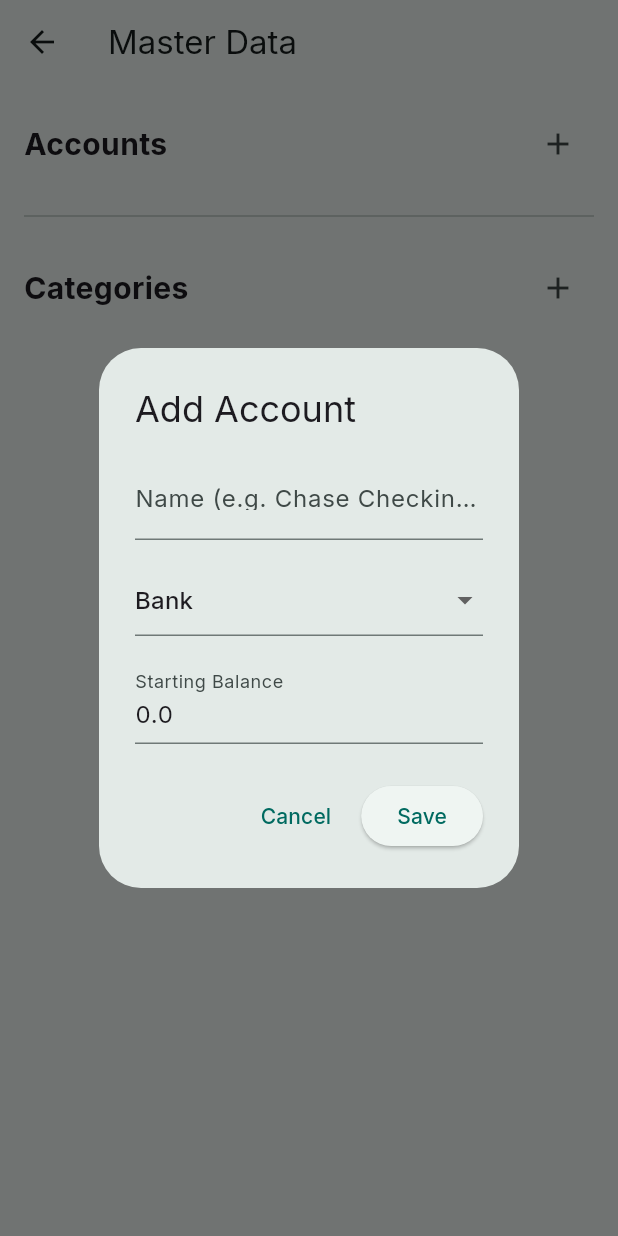
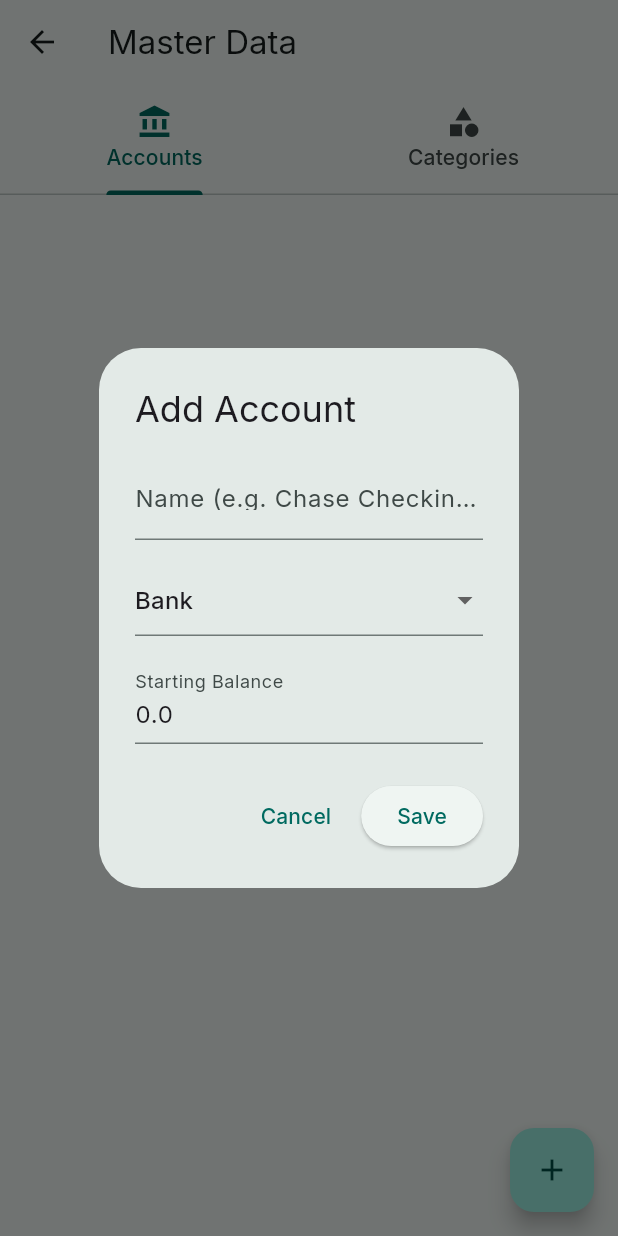
Before and after one commit to Veera1011/Vzha-TrackIt, a Flutter app: the MasterDataScreen screen opened directly, after a tap on the "add" icon, on a phone screen of 412 x 824 dp. Run offline on Flutter 3.47's test engine with Material 3 defaults, Android fonts, the phone set to English and light mode, and no system bars; our stand-ins replace fl_chart, flutter_riverpod, go_router, google_fonts, image_picker, local_auth and 4 more; missing offline and left inert: excel; accounts and stored records are empty.

Commit message:
12/05/2026

```diff
--- a/lib/features/dashboard/presentation/screens/dashboard_screen.dart
+++ b/lib/features/dashboard/presentation/screens/dashboard_screen.dart
@@ -51,7 +51,7 @@ class _DashboardScreenState extends ConsumerState<DashboardScreen> {
       const TransactionsScreen(),
       const InvestmentsScreen(),
       const MasterDataScreen(),
-      const LowCodeFormsScreen(),
+      // const LowCodeFormsScreen(),
     ];
 
     return Scaffold(
@@ -92,7 +92,7 @@ class _DashboardScreenState extends ConsumerState<DashboardScreen> {
           NavigationDestination(icon: Icon(Icons.receipt_long_outlined), selectedIcon: Icon(Icons.receipt_long), label: 'Transactions'),
           NavigationDestination(icon: Icon(Icons.trending_up_outlined), selectedIcon: Icon(Icons.trending_up), label: 'Investments'),
           NavigationDestination(icon: Icon(Icons.settings_outlined), selectedIcon: Icon(Icons.settings), label: 'Master Data'),
-          NavigationDestination(icon: Icon(Icons.dynamic_form_outlined), selectedIcon: Icon(Icons.dynamic_form), label: 'Apps'),
+          // NavigationDestination(icon: Icon(Icons.dynamic_form_outlined), selectedIcon: Icon(Icons.dynamic_form), label: 'Apps'),
         ],
       ),
     );
--- a/lib/features/master_data/presentation/screens/master_data_screen.dart
+++ b/lib/features/master_data/presentation/screens/master_data_screen.dart
@@ -124,50 +124,76 @@ class MasterDataScreen extends ConsumerWidget {
     final accountsAsync = ref.watch(accountsProvider);
     final categoriesAsync = ref.watch(categoriesProvider);
 
-    return Scaffold(
-      appBar: AppBar(title: const Text('Master Data')),
-      body: ListView(
-        padding: const EdgeInsets.all(16),
-        children: [
-          Row(
-            mainAxisAlignment: MainAxisAlignment.spaceBetween,
-            children: [
-              const Text('Accounts', style: TextStyle(fontSize: 20, fontWeight: FontWeight.bold)),
-              IconButton(icon: const Icon(Icons.add), onPressed: () => _addAccount(context, ref)),
+    return DefaultTabController(
+      length: 2,
+      child: Scaffold(
+        appBar: AppBar(
+          title: const Text('Master Data'),
+          bottom: const TabBar(
+            tabs: [
+              Tab(icon: Icon(Icons.account_balance), text: 'Accounts'),
+              Tab(icon: Icon(Icons.category), text: 'Categories'),
             ],
           ),
-          accountsAsync.when(
-            data: (accounts) => Column(
-              children: accounts.map((a) => ListTile(
+        ),
+        body: TabBarView(
+          children: [
+            // Accounts Tab
+            RefreshIndicator(
+              onRefresh: () async => ref.invalidate(accountsProvider),
+              child: accountsAsync.when(
+                data: (accounts) => ListView.builder(
+                  padding: const EdgeInsets.all(16),
+                  itemCount: accounts.length,
+                  itemBuilder: (context, index) {
+                    final a = accounts[index];
+                    return ListTile(
                       leading: const Icon(Icons.account_balance),
                       title: Text(a.name),
                       subtitle: Text(a.type),
                       trailing: Text('\$${a.balance}'),
-              )).toList(),
+                    );
+                  },
                 ),
-            loading: () => const CircularProgressIndicator(),
-            error: (e, s) => Text('Error: $e'),
+                loading: () => const Center(child: CircularProgressIndicator()),
+                error: (e, s) => Center(child: Text('Error: $e')),
               ),
-          const Divider(height: 48),
-          Row(
-            mainAxisAlignment: MainAxisAlignment.spaceBetween,
-            children: [
-              const Text('Categories', style: TextStyle(fontSize: 20, fontWeight: FontWeight.bold)),
-              IconButton(icon: const Icon(Icons.add), onPressed: () => _addCategory(context, ref)),
-            ],
             ),
-          categoriesAsync.when(
-            data: (categories) => Column(
-              children: categories.map((c) => ListTile(
+            // Categories Tab
+            RefreshIndicator(
+              onRefresh: () async => ref.invalidate(categoriesProvider),
+              child: categoriesAsync.when(
+                data: (categories) => ListView.builder(
+                  padding: const EdgeInsets.all(16),
+                  itemCount: categories.length,
+                  itemBuilder: (context, index) {
+                    final c = categories[index];
+                    return ListTile(
                       leading: Icon(c.type == 'income' ? Icons.arrow_downward : Icons.arrow_upward),
                       title: Text(c.name),
                       subtitle: Text(c.type),
-              )).toList(),
+                    );
+                  },
                 ),
-            loading: () => const CircularProgressIndicator(),
-            error: (e, s) => Text('Error: $e'),
+                loading: () => const Center(child: CircularProgressIndicator()),
+                error: (e, s) => Center(child: Text('Error: $e')),
+              ),
             ),
           ],
+        ),
+        floatingActionButton: Builder(
+          builder: (context) => FloatingActionButton(
+            onPressed: () {
+              final tabController = DefaultTabController.of(context);
+              if (tabController.index == 0) {
+                _addAccount(context, ref);
+              } else {
+                _addCategory(context, ref);
+              }
+            },
+            child: const Icon(Icons.add),
+          ),
+        ),
       ),
     );
   }
--- a/pubspec.yaml
+++ b/pubspec.yaml
@@ -39,8 +39,6 @@ dependencies:
   go_router: ^17.2.3
   fl_chart: ^1.2.0
   google_fonts: ^8.1.0
-  isar: ^3.1.0+1
-  isar_flutter_libs: ^3.1.0+1
   path_provider: ^2.1.5
   image_picker: ^1.1.2
   shared_preferences: ^2.3.2
@@ -52,7 +50,6 @@ dependencies:
 dev_dependencies:
   flutter_test:
     sdk: flutter
-  isar_generator: ^3.1.0+1
   build_runner: ^2.4.13
 
   # The "flutter_lints" package below contains a set of recommended lints to
```
Also changed, not shown: lib/core/database/isar_service.dart (deleted, +0 -52 lines), lib/features/investments/presentation/screens/investments_screen.dart (+76 -3 lines), lib/features/transactions/data/models/transaction_model.dart (+0 -9 lines), lib/features/transactions/presentation/providers/transactions_provider.dart (+6 -27 lines), lib/features/transactions/data/models/transaction_model.g.dart (deleted), pubspec.lock, 1 other file. Lines whose indentation alone changed are shown as unchanged.
